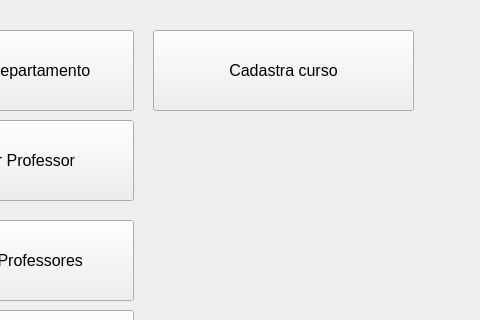
PedroWegner/projeto_final_desktop, file desktop/gui/main.ui: the form before one commit; both pictures show x 507 to 987 and y 90 to 410 of the 987 by 577 pixel window.
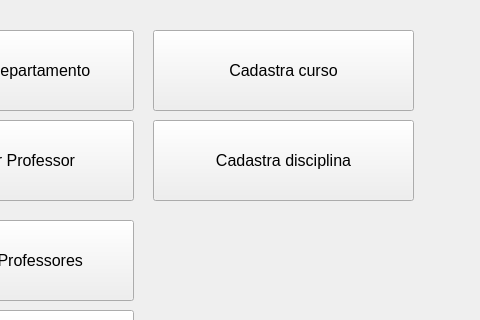
The form after the commit.

Commit message: implementada telas de registro de disciplina, atualizacoes e matricula. projeto organizado em modulo

```diff
--- a/desktop/gui/main.ui
+++ b/desktop/gui/main.ui
@@ -179,6 +179,25 @@
      <string>Cadastra curso</string>
     </property>
    </widget>
+   <widget class="QPushButton" name="cadastra_disciplina">
+    <property name="geometry">
+     <rect>
+      <x>660</x>
+      <y>210</y>
+      <width>261</width>
+      <height>81</height>
+     </rect>
+    </property>
+    <property name="font">
+     <font>
+      <family>Arial</family>
+      <pointsize>12</pointsize>
+     </font>
+    </property>
+    <property name="text">
+     <string>Cadastra disciplina</string>
+    </property>
+   </widget>
   </widget>
   <widget class="QStatusBar" name="statusbar"/>
  </widget>
```
The commit also changes 13 other files.
